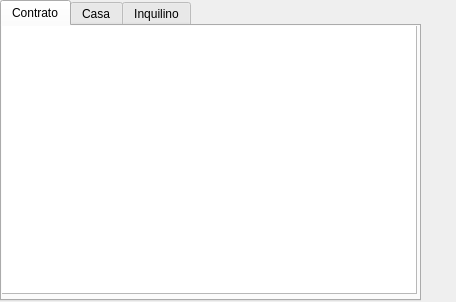
adenilsonElias/Gerenciador_Casa_Aluguel, file interface/Visualizacao.ui: the form before one commit.
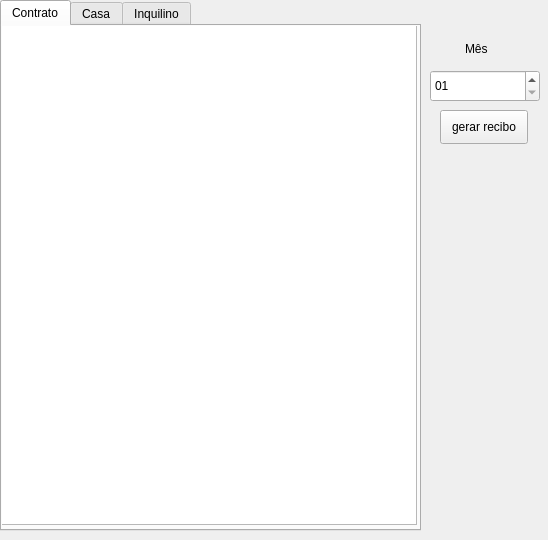
The form after the commit.

Commit message: receber dados para gerar recibo

Diff of the .ui file:
```diff
--- a/interface/Visualizacao.ui
+++ b/interface/Visualizacao.ui
@@ -6,8 +6,8 @@
    <rect>
     <x>0</x>
     <y>0</y>
-    <width>456</width>
-    <height>302</height>
+    <width>548</width>
+    <height>540</height>
    </rect>
   </property>
   <property name="windowTitle">
@@ -19,7 +19,7 @@
      <x>0</x>
      <y>0</y>
      <width>421</width>
-     <height>301</height>
+     <height>531</height>
     </rect>
    </property>
    <property name="currentIndex">
@@ -38,7 +38,7 @@
        <x>-2</x>
        <y>-2</y>
        <width>417</width>
-       <height>270</height>
+       <height>501</height>
       </rect>
      </property>
     </widget>
@@ -74,6 +74,48 @@
     </widget>
    </widget>
   </widget>
+  <widget class="QPushButton" name="Gerar_recibo">
+   <property name="geometry">
+    <rect>
+     <x>440</x>
+     <y>110</y>
+     <width>88</width>
+     <height>34</height>
+    </rect>
+   </property>
+   <property name="text">
+    <string>gerar recibo</string>
+   </property>
+  </widget>
+  <widget class="QDateEdit" name="Mes">
+   <property name="geometry">
+    <rect>
+     <x>430</x>
+     <y>70</y>
+     <width>110</width>
+     <height>32</height>
+    </rect>
+   </property>
+   <property name="displayFormat">
+    <string>MM</string>
+   </property>
+   <property name="calendarPopup">
+    <bool>false</bool>
+   </property>
+  </widget>
+  <widget class="QLabel" name="label">
+   <property name="geometry">
+    <rect>
+     <x>465</x>
+     <y>40</y>
+     <width>31</width>
+     <height>18</height>
+    </rect>
+   </property>
+   <property name="text">
+    <string>Mês</string>
+   </property>
+  </widget>
  </widget>
  <resources/>
  <connections/>
```
Left out of the diff: 4 changed lines with no effect on the pictures. The commit also changes 1 other file.
